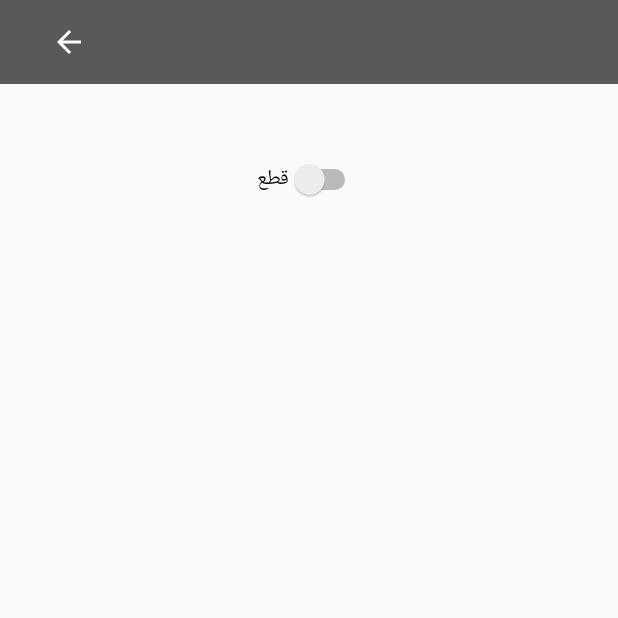
After one commit to ali-zareshai/Home-assistant, an Android app: the SonoffSwitchActivity screen opened directly, with no data from a screen before it, on a phone screen of 412 x 824 dp, the top half of it. The commit adds this screen. Run offline under Robolectric (Android 15) with nearby library versions, the phone set to English and light mode, and no system bars; 1 statement that could not run was skipped.

Commit message:
add sonoff key

```diff
--- a/app/src/main/AndroidManifest.xml
+++ b/app/src/main/AndroidManifest.xml
@@ -12,12 +12,13 @@
         android:supportsRtl="true"
         android:theme="@style/AppTheme"
         android:usesCleartextTraffic="true">
+        <activity android:name=".activity.SonoffSwitchActivity"></activity>
         <activity
             android:name=".activity.VideoActivity"
             android:configChanges="orientation|keyboardHidden|screenSize"
             android:label="@string/title_activity_video"
-            android:theme="@style/AppTheme.Fullscreen"></activity>
-        <activity android:name=".activity.CommandActivity"></activity>
+            android:theme="@style/AppTheme.Fullscreen" />
+        <activity android:name=".activity.CommandActivity" />
         <activity
             android:name=".activity.MainActivity"
             android:theme="@style/FullScreen">
--- a/app/src/main/java/com/bistun/homeassistant/activity/MainActivity.kt
+++ b/app/src/main/java/com/bistun/homeassistant/activity/MainActivity.kt
@@ -33,6 +33,7 @@ class MainActivity : AppCompatActivity() {
 
     companion object {
         @JvmStatic lateinit var ws: WebSocket
+        @JvmStatic var countId:Int=10
     }
 
     override fun onCreate(savedInstanceState: Bundle?) {
@@ -58,6 +59,8 @@ class MainActivity : AppCompatActivity() {
                             intent = Intent(applicationContext, CommandActivity::class.java)
                         }else if (device.typeId==2){
                             intent = Intent(applicationContext, VideoActivity::class.java)
+                        }else if(device.typeId==3){
+                            intent = Intent(applicationContext, SonoffSwitchActivity::class.java)
                         }
 
                         intent?.putExtra("device_id", device.id.toString())
--- /dev/null
+++ b/app/src/main/java/com/bistun/homeassistant/activity/SonoffSwitchActivity.kt
@@ -0,0 +1,90 @@
+package com.bistun.homeassistant.activity
+
+import android.os.Bundle
+import android.util.Log
+import android.view.View
+import android.widget.CompoundButton
+import android.widget.ImageButton
+import android.widget.Switch
+import androidx.appcompat.app.AppCompatActivity
+import com.bistun.homeassistant.R
+import com.bistun.homeassistant.`interface`.DeviceService
+import com.bistun.homeassistant.model.DeviceCommandModel
+import com.bistun.homeassistant.util.RetrofitInstance
+import org.json.JSONArray
+import org.json.JSONObject
+import retrofit2.Call
+import retrofit2.Callback
+import retrofit2.Response
+import retrofit2.Retrofit
+import java.lang.Exception
+
+
+class SonoffSwitchActivity : AppCompatActivity() {
+    lateinit var sonOffSwitch:Switch
+    private var deviceId:Int=0
+    private var commandList:List<DeviceCommandModel> = emptyList()
+
+    override fun onCreate(savedInstanceState: Bundle?) {
+        super.onCreate(savedInstanceState)
+        setContentView(R.layout.activity_sonoff_switch)
+        deviceId =Integer.parseInt(intent.getStringExtra("device_id").toString())
+        sonOffSwitch=findViewById(R.id.switch_sonoff)
+        getDeviceInfo(deviceId)
+        findViewById<ImageButton>(R.id.activity_my_ads_back_btn).setOnClickListener(object : View.OnClickListener{
+            override fun onClick(p0: View?) {
+                finish()
+            }
+
+        });
+        sonOffSwitch.setOnCheckedChangeListener(CompoundButton.OnCheckedChangeListener { buttonView, isChecked ->
+            if(isChecked){
+                sendCommand("on")
+                sonOffSwitch.text=getString(R.string.sonoff_on)
+            }else{
+                sendCommand("off")
+                sonOffSwitch.text=getString(R.string.sonoff_off)
+            }
+        })
+    }
+
+    private fun sendCommand(cmd: String) {
+        for(command in commandList){
+            if(command.inputType.equals(cmd)){
+                try {
+                    var json = JSONObject(command.commandJson)
+
+                    json.put("id",MainActivity.countId++)
+                    Log.e("sned:",json.toString())
+                    MainActivity.ws.sendText(json.toString())
+
+                }catch (e: Exception){
+                    Log.e("exception:",e.message?:"")
+                }
+
+            }
+        }
+    }
+
+    private fun getDeviceInfo(deviceId: Int) {
+        val retrofit: Retrofit? = RetrofitInstance.getRetrofitInstance()
+        val server: DeviceService? = retrofit?.create(DeviceService::class.java)
+        server?.getDeviceInfo(deviceId)?.enqueue(object : Callback<List<DeviceCommandModel>> {
+            override fun onResponse(
+                call: Call<List<DeviceCommandModel>>,
+                response: Response<List<DeviceCommandModel>>
+            ) {
+                if (response.body()?.size!! > 0) {
+                    commandList = response.body()!!
+                }
+
+            }
+
+            override fun onFailure(call: Call<List<DeviceCommandModel>>, t: Throwable) {
+                Log.e("onFailure:",t.message!!)
+            }
+
+
+        })
+    }
+}
--- /dev/null
+++ b/app/src/main/res/layout/activity_sonoff_switch.xml
@@ -0,0 +1,56 @@
+<?xml version="1.0" encoding="utf-8"?>
+<androidx.constraintlayout.widget.ConstraintLayout xmlns:android="http://schemas.android.com/apk/res/android"
+    xmlns:app="http://schemas.android.com/apk/res-auto"
+    xmlns:tools="http://schemas.android.com/tools"
+    android:layout_width="match_parent"
+    android:layout_height="match_parent"
+    tools:context=".activity.SonoffSwitchActivity">
+    <RelativeLayout
+        android:layout_width="match_parent"
+        android:layout_height="match_parent">
+    <androidx.appcompat.widget.Toolbar
+        android:layout_width="match_parent"
+        android:layout_height="?attr/actionBarSize"
+        android:background="@color/toolbar"
+        tools:ignore="MissingConstraints">
+        <RelativeLayout
+            android:layout_width="match_parent"
+            android:layout_height="match_parent">
+            <TextView
+                android:layout_width="wrap_content"
+                android:layout_height="wrap_content"
+                android:textColor="@color/talay_light"
+                android:textSize="21sp"
+                android:layout_alignParentRight="true"
+                android:layout_centerVertical="true"
+                android:padding="5dp"
+                android:layout_marginRight="10dp"/>
+            <ImageButton
+                android:layout_width="60dp"
+                android:layout_height="60dp"
+                android:layout_alignParentLeft="true"
+                android:src="@drawable/ic_baseline_arrow_back_24"
+                android:id="@+id/activity_my_ads_back_btn"
+                android:background="@color/transparent"/>
+        </RelativeLayout>
+
+    </androidx.appcompat.widget.Toolbar>
+    <RelativeLayout
+        android:layout_width="match_parent"
+        android:layout_marginTop="?attr/actionBarSize"
+        android:layout_height="match_parent">
+    <RelativeLayout
+        android:layout_width="match_parent"
+        android:layout_height="wrap_content"
+        android:layout_marginTop="50dp"
+        android:orientation="vertical">
+        <Switch
+            android:layout_width="wrap_content"
+            android:layout_height="wrap_content"
+            android:layout_centerInParent="true"
+            android:id="@+id/switch_sonoff"
+            android:text="@string/sonoff_off"/>
+    </RelativeLayout>
+    </RelativeLayout>
+    </RelativeLayout>
+</androidx.constraintlayout.widget.ConstraintLayout>
--- a/app/src/main/res/layout/item_device.xml
+++ b/app/src/main/res/layout/item_device.xml
@@ -2,7 +2,7 @@
 <androidx.constraintlayout.widget.ConstraintLayout
     xmlns:android="http://schemas.android.com/apk/res/android"
     android:layout_width="match_parent"
-    android:layout_height="160dp"
+    android:layout_height="100dp"
     android:layout_marginTop="5dp"
     android:id="@+id/truck_item"
     android:background="@color/transparent"
--- a/app/src/main/res/values/strings.xml
+++ b/app/src/main/res/values/strings.xml
@@ -8,4 +8,6 @@
     <string name="title_activity_video">FullscreenActivity</string>
     <string name="dummy_button">Dummy Button</string>
     <string name="dummy_content">DUMMY\nCONTENT</string>
+    <string name="sonoff_off">قطع</string>
+    <string name="sonoff_on">وصل</string>
 </resources>
```
Also changed, not shown: app/src/main/java/com/bistun/homeassistant/activity/CommandActivity.kt (+9 -3 lines).
